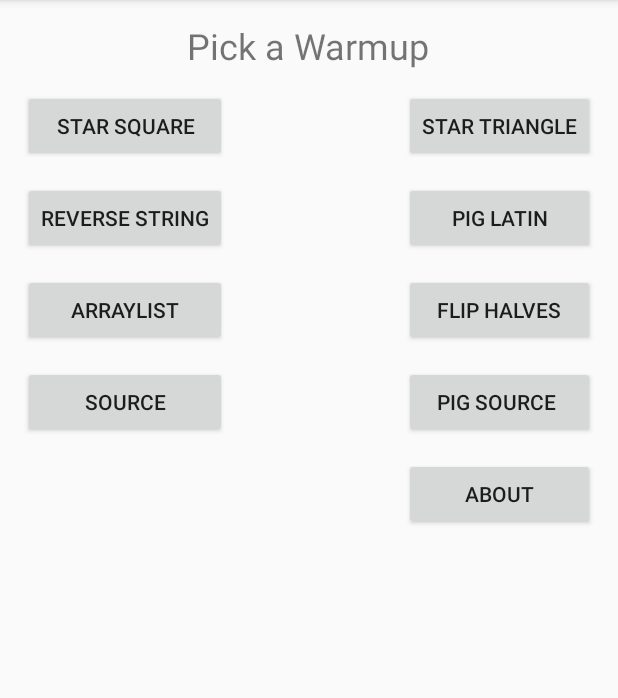
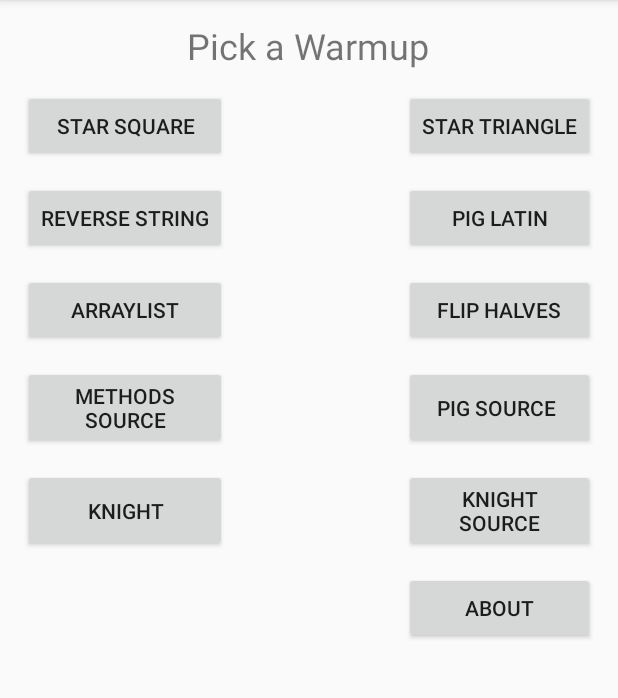
Before and after one commit to JavaCafe01/DailyWarmups, an Android app: the screen it shows after launch (MainActivity), on a phone screen of 412 x 824 dp, the part 84-782 px from its top. Run offline under Robolectric (Android 15) with nearby library versions, the phone set to English and light mode, and no system bars.

Commit message:
Added Knight's Tour and the source code for it.

```diff
--- a/app/src/main/java/com/gsnathan/dailywarmups/MainActivity.java
+++ b/app/src/main/java/com/gsnathan/dailywarmups/MainActivity.java
@@ -104,6 +104,26 @@ public class MainActivity extends AppCompatActivity {
                         }
                 );
 
+        findViewById(R.id.button_knight).setOnClickListener
+                (
+                        new View.OnClickListener() {
+                            @Override
+                            public void onClick(View v) {
+                                navToKnight();
+                            }
+                        }
+                );
+
+        findViewById(R.id.button_knightsource).setOnClickListener
+                (
+                        new View.OnClickListener() {
+                            @Override
+                            public void onClick(View v) {
+                                navToKnightSource();
+                            }
+                        }
+                );
+
 
     }
 
@@ -154,5 +174,17 @@ public class MainActivity extends AppCompatActivity {
         startActivity(intent);
     }
 
+    private void navToKnight() {
+        Intent intent = new Intent(this, KnightActivity.class);
+        startActivity(intent);
+    }
+
+    private void navToKnightSource() {
+        Intent intent = new Intent(this, KnightSourceActivity.class);
+        startActivity(intent);
+    }
+
+
+
 
 }
--- a/app/src/main/java/com/gsnathan/dailywarmups/PigLatin.java
+++ b/app/src/main/java/com/gsnathan/dailywarmups/PigLatinHelper.java
@@ -4,9 +4,9 @@ package com.gsnathan.dailywarmups;
  * Created by Gokul Swaminathan on 1/3/2018.
  */
 
-public class PigLatin {
+public class PigLatinHelper {
 
-    public PigLatin() {
+    public PigLatinHelper() {
     }
 
 
--- a/app/src/main/res/layout/activity_main.xml
+++ b/app/src/main/res/layout/activity_main.xml
@@ -105,22 +105,22 @@
             android:layout_alignStart="@+id/button_list"
             android:layout_below="@+id/button_list"
             android:layout_marginTop="13dp"
-            android:text="Source" />
+            android:text="Methods Source" />
 
         <Button
             android:id="@+id/button_pigsource"
             android:layout_width="wrap_content"
             android:layout_height="wrap_content"
-            android:layout_alignBaseline="@+id/button_source"
             android:layout_alignBottom="@+id/button_source"
             android:layout_alignEnd="@+id/button_stringflip"
             android:layout_alignLeft="@+id/button_stringflip"
             android:layout_alignRight="@+id/button_stringflip"
             android:layout_alignStart="@+id/button_stringflip"
+            android:layout_alignTop="@+id/button_source"
             android:text="Pig Source " />
 
         <Button
-            android:id="@+id/button_about"
+            android:id="@+id/button_knightsource"
             android:layout_width="wrap_content"
             android:layout_height="wrap_content"
             android:layout_alignEnd="@+id/button_pigsource"
@@ -129,7 +129,32 @@
             android:layout_alignStart="@+id/button_pigsource"
             android:layout_below="@+id/button_pigsource"
             android:layout_marginTop="13dp"
+            android:text="Knight Source" />
+
+        <Button
+            android:id="@+id/button_knight"
+            android:layout_width="wrap_content"
+            android:layout_height="wrap_content"
+            android:layout_above="@+id/button_about"
+            android:layout_alignEnd="@+id/button_source"
+            android:layout_alignLeft="@+id/button_source"
+            android:layout_alignRight="@+id/button_source"
+            android:layout_alignStart="@+id/button_source"
+            android:layout_alignTop="@+id/button_knightsource"
+            android:text="Knight" />
+
+        <Button
+            android:id="@+id/button_about"
+            android:layout_width="wrap_content"
+            android:layout_height="wrap_content"
+            android:layout_alignEnd="@+id/button_knightsource"
+            android:layout_alignLeft="@+id/button_knightsource"
+            android:layout_alignRight="@+id/button_knightsource"
+            android:layout_alignStart="@+id/button_knightsource"
+            android:layout_below="@+id/button_knightsource"
+            android:layout_marginTop="13dp"
             android:text="About" />
+
 
     </RelativeLayout>
 </LinearLayout>
```
Also changed, not shown: app/build.gradle (+7 -3 lines), app/src/main/AndroidManifest.xml (+25 -0 lines), app/src/main/java/com/gsnathan/dailywarmups/AboutActivity.java (+10 -3 lines), app/src/main/java/com/gsnathan/dailywarmups/KnightActivity.java (added, +33 -0 lines), app/src/main/java/com/gsnathan/dailywarmups/KnightHelper.java (added, +79 -0 lines), app/src/main/java/com/gsnathan/dailywarmups/KnightSourceActivity.java (added, +52 -0 lines), app/src/main/java/com/gsnathan/dailywarmups/Utils.java (+11 -1 lines), app/src/main/res/layout/activity_knight.xml (added, +39 -0 lines), app/src/main/res/layout/activity_knightsource.xml (added, +25 -0 lines), 2 other files.
